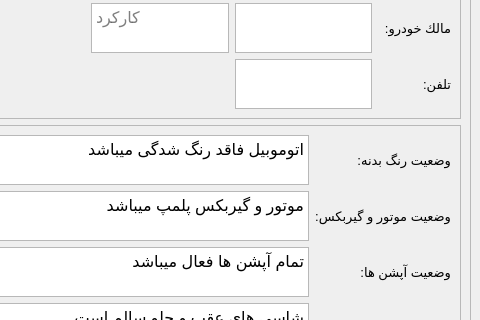
This is UIDesign.ui in MahsimaEbrahimi/technicalVisit as Qt 5 draws it before an edit; both pictures show x 224 to 704 and y 342 to 662 of the 704 by 802 pixel window. The edited form follows.
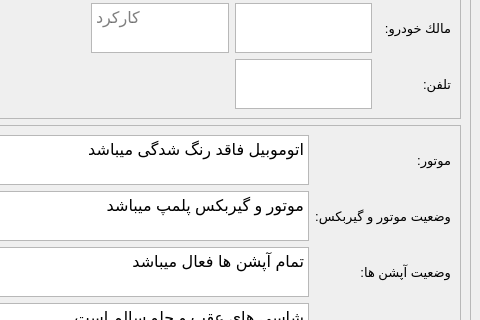
This is the edited form.

```diff
--- a/UIDesign.ui
+++ b/UIDesign.ui
@@ -830,7 +830,7 @@
              </font>
             </property>
             <property name="text">
-             <string>وضعيت رنگ بدنه:</string>
+             <string>موتور:</string>
             </property>
            </widget>
           </item>
```
